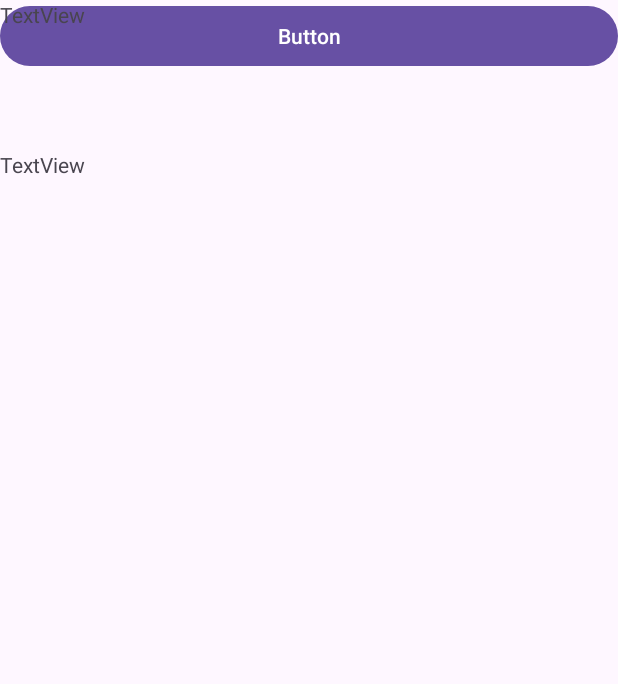
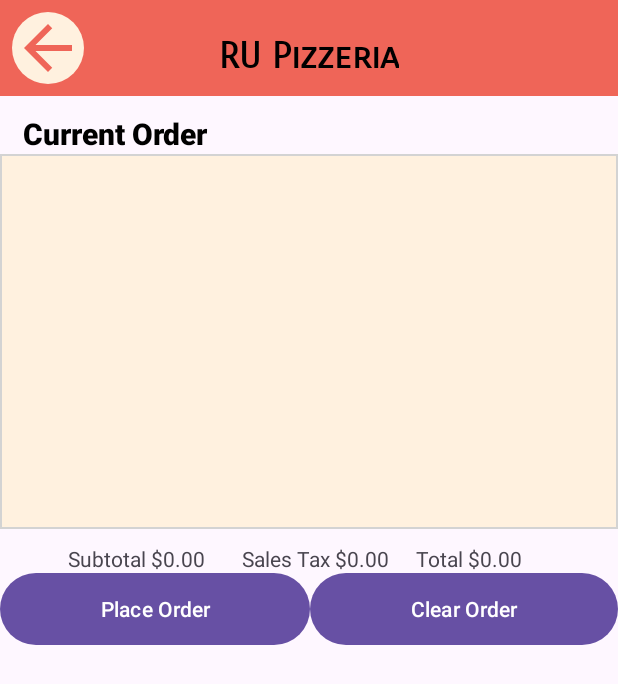
Before and after one commit to jasonord2004/Project5-Android-Studio, an Android app: the Orders screen opened directly, with no data from a screen before it, on a phone screen of 412 x 824 dp. Shown: the top 684 px of the screen. Run offline under Robolectric (Android 15) with nearby library versions, the phone set to English and light mode, and no system bars.

Commit message:
Changes to Order

```diff
--- a/app/src/main/java/com/example/myapplication/MainActivity.java
+++ b/app/src/main/java/com/example/myapplication/MainActivity.java
@@ -1,8 +1,6 @@
 package com.example.myapplication;
 
 import android.os.Bundle;
-import android.widget.Button;
-import android.widget.ImageButton;
 
 import androidx.appcompat.app.AppCompatActivity;
 import androidx.core.graphics.Insets;
@@ -30,7 +28,7 @@ public class MainActivity extends AppCompatActivity {
         rcview.setAdapter(adapter);
         rcview.setLayoutManager(new LinearLayoutManager(this));
 
-        ViewCompat.setOnApplyWindowInsetsListener(findViewById(R.id.subTotal), (v, insets) -> {
+        ViewCompat.setOnApplyWindowInsetsListener(findViewById(R.id.orderLayout), (v, insets) -> {
             Insets systemBars = insets.getInsets(WindowInsetsCompat.Type.systemBars());
             v.setPadding(systemBars.left, systemBars.top, systemBars.right, systemBars.bottom);
             return insets;
--- a/app/src/main/java/com/example/myapplication/Orders.java
+++ b/app/src/main/java/com/example/myapplication/Orders.java
@@ -15,7 +15,7 @@ public class Orders extends AppCompatActivity {
         super.onCreate(savedInstanceState);
         EdgeToEdge.enable(this);
         setContentView(R.layout.orders_view);
-        ViewCompat.setOnApplyWindowInsetsListener(findViewById(R.id.subTotal), (v, insets) -> {
+        ViewCompat.setOnApplyWindowInsetsListener(findViewById(R.id.orderLayout), (v, insets) -> {
             Insets systemBars = insets.getInsets(WindowInsetsCompat.Type.systemBars());
             v.setPadding(systemBars.left, systemBars.top, systemBars.right, systemBars.bottom);
             return insets;
--- /dev/null
+++ b/app/src/main/res/drawable/back_arrow.xml
@@ -0,0 +1,5 @@
+<vector xmlns:android="http://schemas.android.com/apk/res/android" android:autoMirrored="true" android:height="24dp" android:tint="@color/menu_bar_color" android:viewportHeight="24" android:viewportWidth="24" android:width="24dp">
+
+    <path android:fillColor="@android:color/white" android:pathData="M20,11H7.83l5.59,-5.59L12,4l-8,8 8,8 1.41,-1.41L7.83,13H20v-2z"/>
+
+</vector>
--- /dev/null
+++ b/app/src/main/res/drawable/clear_order_btn.xml
@@ -0,0 +1,6 @@
+<?xml version="1.0" encoding="utf-8"?>
+<shape xmlns:android="http://schemas.android.com/apk/res/android"
+    android:shape="rectangle">
+    <solid android:color="#d76249"/>
+    <corners android:radius="100dp"/>
+</shape>
--- /dev/null
+++ b/app/src/main/res/drawable/place_order_btn.xml
@@ -0,0 +1,6 @@
+<?xml version="1.0" encoding="utf-8"?>
+<shape xmlns:android="http://schemas.android.com/apk/res/android"
+    android:shape="rectangle">
+    <solid android:color="#097969"/>
+    <corners android:radius="100dp"/>
+</shape>
--- /dev/null
+++ b/app/src/main/res/drawable/round_btn.xml
@@ -0,0 +1,6 @@
+<?xml version="1.0" encoding="utf-8"?>
+<shape xmlns:android="http://schemas.android.com/apk/res/android"
+    android:shape="rectangle">
+    <solid android:color="@color/white"/>
+    <corners android:radius="100dp"/>
+</shape>
--- a/app/src/main/res/layout/orders_view.xml
+++ b/app/src/main/res/layout/orders_view.xml
@@ -2,25 +2,52 @@
 <androidx.constraintlayout.widget.ConstraintLayout xmlns:android="http://schemas.android.com/apk/res/android"
     xmlns:app="http://schemas.android.com/apk/res-auto"
     xmlns:tools="http://schemas.android.com/tools"
-    android:id="@+id/subTotal"
+    android:id="@+id/orderLayout"
     android:orientation="vertical"
     android:layout_width="match_parent"
     android:layout_height="match_parent"
     tools:context=".Orders">
 
-    <LinearLayout
-        android:id="@+id/linearLayout"
+    <androidx.appcompat.widget.Toolbar
+        android:id="@+id/toolbar2"
         android:layout_width="match_parent"
-        android:layout_height="match_parent">
+        android:layout_height="wrap_content"
+        android:background="@color/menu_bar_color"
+        android:minHeight="?attr/actionBarSize"
+        android:theme="?attr/actionBarTheme"
+        app:layout_constraintStart_toStartOf="parent"
+        app:layout_constraintTop_toTopOf="parent" />
 
-        <Button
-            android:id="@+id/backButton"
-            android:layout_width="0dp"
+    <ImageButton
+        android:id="@+id/btn_back"
+        android:layout_width="48dp"
+        android:layout_height="48dp"
+        android:layout_marginStart="8dp"
+        android:layout_marginTop="8dp"
+        android:layout_marginBottom="8dp"
+        android:background="@drawable/rounded_corner"
+        android:contentDescription="@string/go_back"
+        android:scaleType="fitXY"
+        android:src="@drawable/back_arrow"
+        app:layout_constraintBottom_toBottomOf="@id/toolbar2"
+        app:layout_constraintStart_toStartOf="parent"
+        app:layout_constraintTop_toBottomOf="@+id/toolbar2"
+        app:layout_constraintTop_toTopOf="parent" />
+
+    <TextView
+        android:id="@+id/orderTitle"
+        android:layout_width="wrap_content"
         android:layout_height="wrap_content"
-            android:layout_weight="1"
-            android:text="@string/backButton" />
-
-    </LinearLayout>
+        android:layout_marginBottom="12dp"
+        android:fontFamily="sans-serif-smallcaps"
+        android:text="@string/textView"
+        android:textAlignment="center"
+        android:textColor="@color/black"
+        android:textSize="24sp"
+        android:textStyle="bold"
+        app:layout_constraintBottom_toBottomOf="@id/toolbar2"
+        app:layout_constraintEnd_toEndOf="parent"
+        app:layout_constraintStart_toStartOf="parent" />
 
     <LinearLayout
         android:layout_width="match_parent"
@@ -28,40 +55,84 @@
         android:layout_weight="1"
         android:orientation="vertical"
         tools:layout_editor_absoluteX="399dp"
-        android:layout_marginVertical="100dp">
-
+        android:layout_marginVertical="75dp">
 
         <TextView
-            android:id="@+id/textView4"
+            android:id="@+id/currentOrder"
             android:layout_width="match_parent"
             android:layout_height="wrap_content"
-            android:text="TextView" />
+            android:layout_marginLeft="15dp"
+            android:fontFamily="sans-serif-black"
+            android:text="@string/currentOrderString"
+            android:textColor="@color/black"
+            android:textSize="20sp" />
 
         <ListView
             android:id="@+id/currentOrderList"
             android:layout_width="match_parent"
             android:layout_height="250dp"
+            android:background="@drawable/border_view"
+            android:divider="@color/menu_bar_color"
+            android:dividerHeight="1px"
             />
-    </LinearLayout>
 
         <LinearLayout
-        android:layout_width="match_parent"
-        android:layout_height="match_parent"
-        android:orientation="horizontal">
+            android:layout_width="348dp"
+            android:layout_height="wrap_content"
+            android:layout_marginLeft="45dp"
+            android:layout_marginTop="10dp"
+            android:orientation="horizontal"
+            app:layout_constraintTop_toBottomOf="@id/currentOrderList">
 
             <TextView
                 android:id="@+id/subtotal"
                 android:layout_width="0dp"
                 android:layout_height="wrap_content"
                 android:layout_weight="1"
-            android:text="@string/textview" />
+                android:text="@string/subtotalString" />
 
             <TextView
                 android:id="@+id/salesTax"
                 android:layout_width="0dp"
                 android:layout_height="wrap_content"
-            android:layout_weight="1" />
+                android:layout_weight="1"
+                android:text="@string/salesTaxString" />
+
+            <TextView
+                android:id="@+id/total"
+                android:layout_width="0dp"
+                android:layout_height="wrap_content"
+                android:layout_weight="1"
+                android:text="@string/totalString" />
+        </LinearLayout>
+
+        <LinearLayout
+            style="?android:attr/buttonBarStyle"
+            android:layout_width="match_parent"
+            android:layout_height="match_parent"
+            android:orientation="horizontal">
+
+            <Button
+                android:id="@+id/placeOrderBtn"
+                android:layout_width="wrap_content"
+                android:layout_height="wrap_content"
+                android:layout_weight="1"
+                android:text="@string/placeOrderString"
+                android:background="@drawable/place_order_btn" />
+
+            <Button
+                android:id="@+id/clearOrderBtn"
+                android:layout_width="wrap_content"
+                android:layout_height="wrap_content"
+                android:layout_weight="1"
+                android:text="@string/clearOrderString"
+                android:background="@drawable/clear_order_btn"/>
         </LinearLayout>
 
 
+    </LinearLayout>
+
+
+
+
 </androidx.constraintlayout.widget.ConstraintLayout>
--- a/app/src/main/res/values/strings.xml
+++ b/app/src/main/res/values/strings.xml
@@ -35,4 +35,13 @@
     <string name="add_to_cart">Add to Cart</string>
     <string name="textview">TextView</string>
     <string name="backButton">Button</string>
+    <string name="currentOrder">TextView</string>
+    <string name="Back">Back</string>
+    <string name="go_back">go_back</string>
+    <string name="subtotalString">Subtotal $0.00</string>
+    <string name="salesTaxString">Sales Tax $0.00</string>
+    <string name="currentOrderString">Current Order</string>
+    <string name="totalString">Total $0.00</string>
+    <string name="placeOrderString">Place Order</string>
+    <string name="clearOrderString">Clear Order</string>
 </resources>
```
Also changed, not shown: app/src/main/res/layout/activity_orders.xml (deleted, +0 -67 lines). Lines whose indentation alone changed are shown as unchanged.
